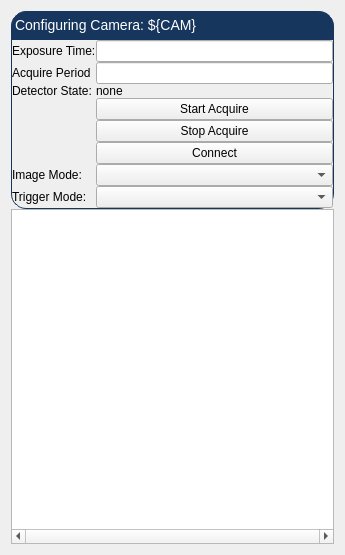
This is camera_options.ui in NSLS-II-SST/RSoXS_UIS as Qt 5 draws it before an edit. The edited form follows.
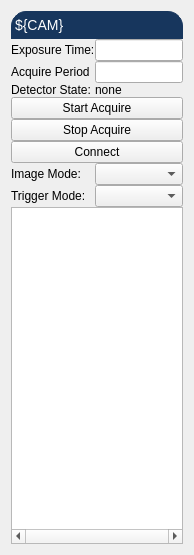
This is the edited form. Custom widgets are drawn as their Qt base class.

Commit message: Adding functionality, combining panels

```diff
--- a/camera_options.ui
+++ b/camera_options.ui
@@ -6,7 +6,7 @@
    <rect>
     <x>0</x>
     <y>0</y>
-    <width>345</width>
+    <width>194</width>
     <height>555</height>
    </rect>
   </property>
@@ -45,7 +45,7 @@
 </string>
        </property>
        <property name="text">
-        <string>Configuring Camera: ${CAM}</string>
+        <string>${CAM}</string>
        </property>
       </widget>
      </item>
@@ -53,16 +53,19 @@
       <widget class="QFrame" name="frame">
        <property name="styleSheet">
         <string notr="true">QFrame#frame{
-	border: 1px solid #FF17365D;
+	border: 0px solid #FF17365D;
 	border-bottom-left-radius: 15px;
 	border-bottom-right-radius: 15px;
 }</string>
        </property>
        <property name="frameShape">
-        <enum>QFrame::StyledPanel</enum>
+        <enum>QFrame::NoFrame</enum>
        </property>
        <property name="frameShadow">
-        <enum>QFrame::Raised</enum>
+        <enum>QFrame::Plain</enum>
+       </property>
+       <property name="lineWidth">
+        <number>0</number>
        </property>
        <layout class="QVBoxLayout" name="verticalLayout_6">
         <property name="spacing">
@@ -142,54 +145,6 @@
             </property>
            </widget>
           </item>
-          <item row="3" column="1">
-           <widget class="PyDMPushButton" name="PyDMPushButton">
-            <property name="toolTip">
-             <string/>
-            </property>
-            <property name="text">
-             <string>Start Acquire</string>
-            </property>
-            <property name="channel" stdset="0">
-             <string>ca://${CAM}cam1:Acquire</string>
-            </property>
-            <property name="pressValue" stdset="0">
-             <string>1</string>
-            </property>
-           </widget>
-          </item>
-          <item row="4" column="1">
-           <widget class="PyDMPushButton" name="PyDMPushButton_2">
-            <property name="toolTip">
-             <string/>
-            </property>
-            <property name="text">
-             <string>Stop Acquire</string>
-            </property>
-            <property name="channel" stdset="0">
-             <string>ca://${CAM}cam1:Acquire</string>
-            </property>
-            <property name="pressValue" stdset="0">
-             <string>0</string>
-            </property>
-           </widget>
-          </item>
-          <item row="5" column="1">
-           <widget class="PyDMPushButton" name="PyDMPushButton_3">
-            <property name="toolTip">
-             <string/>
-            </property>
-            <property name="text">
-             <string>Connect</string>
-            </property>
-            <property name="channel" stdset="0">
-             <string>ca://${CAM}cam1:AsynIO.CNCT</string>
-            </property>
-            <property name="pressValue" stdset="0">
-             <string>1</string>
-            </property>
-           </widget>
-          </item>
           <item row="6" column="0">
            <widget class="QLabel" name="imageModeLabel">
             <property name="text">
@@ -218,6 +173,54 @@
             </property>
            </widget>
           </item>
+          <item row="5" column="0" colspan="2">
+           <widget class="PyDMPushButton" name="PyDMPushButton_3">
+            <property name="toolTip">
+             <string/>
+            </property>
+            <property name="text">
+             <string>Connect</string>
+            </property>
+            <property name="channel" stdset="0">
+             <string>ca://${CAM}cam1:AsynIO.CNCT</string>
+            </property>
+            <property name="pressValue" stdset="0">
+             <string>1</string>
+            </property>
+           </widget>
+          </item>
+          <item row="4" column="0" colspan="2">
+           <widget class="PyDMPushButton" name="PyDMPushButton_2">
+            <property name="toolTip">
+             <string/>
+            </property>
+            <property name="text">
+             <string>Stop Acquire</string>
+            </property>
+            <property name="channel" stdset="0">
+             <string>ca://${CAM}cam1:Acquire</string>
+            </property>
+            <property name="pressValue" stdset="0">
+             <string>0</string>
+            </property>
+           </widget>
+          </item>
+          <item row="3" column="0" colspan="2">
+           <widget class="PyDMPushButton" name="PyDMPushButton">
+            <property name="toolTip">
+             <string/>
+            </property>
+            <property name="text">
+             <string>Start Acquire</string>
+            </property>
+            <property name="channel" stdset="0">
+             <string>ca://${CAM}cam1:Acquire</string>
+            </property>
+            <property name="pressValue" stdset="0">
+             <string>1</string>
+            </property>
+           </widget>
+          </item>
          </layout>
         </item>
        </layout>
```
The commit also changes 7 other files.
